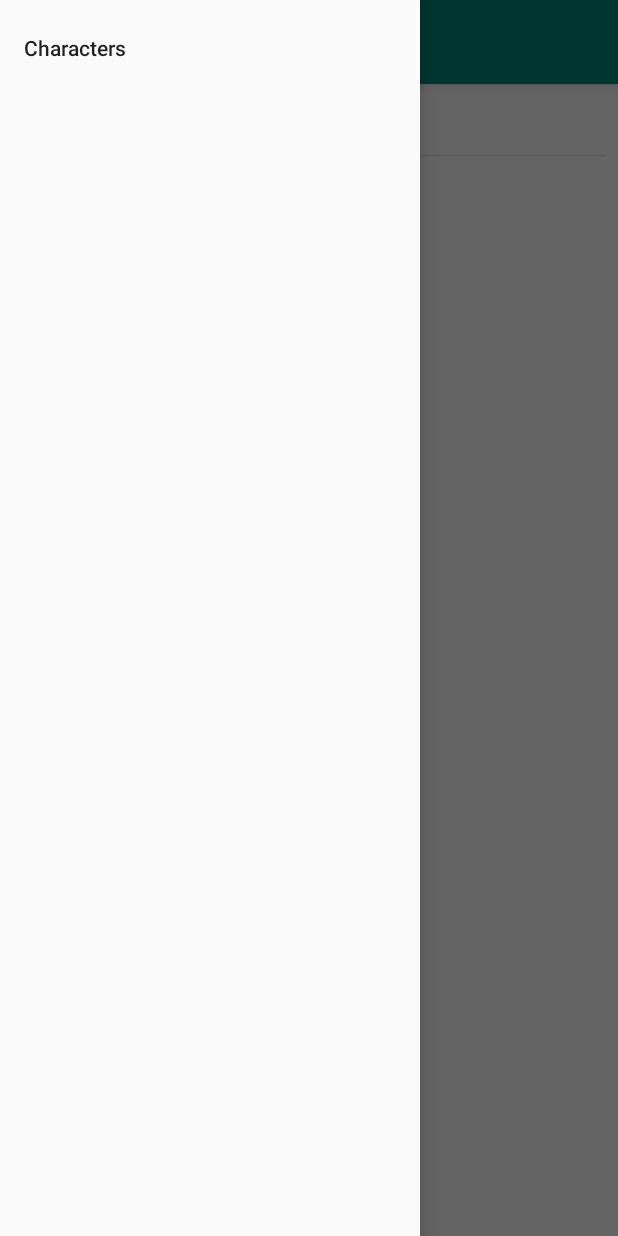
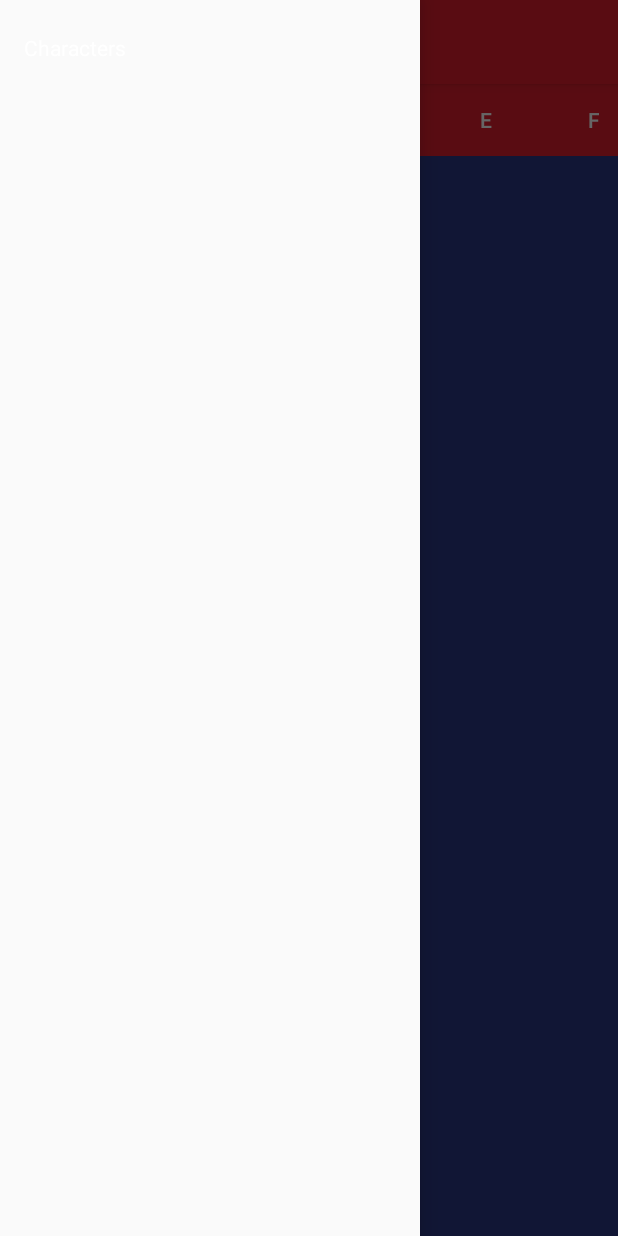
Before and after one commit to maxkorytko/marvy, an Android app: the screen it shows after launch (MainActivity), with the side drawer open, on a phone screen of 412 x 824 dp. Run offline under Robolectric (Android 15) with nearby library versions, the phone set to English and light mode, and no system bars; our stand-ins replace data binding.

Commit message:
Implement tabs

```diff
--- a/app/build.gradle
+++ b/app/build.gradle
@@ -36,7 +36,8 @@ dependencies {
     implementation 'androidx.appcompat:appcompat:1.1.0'
     implementation 'androidx.core:core-ktx:1.1.0'
     implementation 'androidx.constraintlayout:constraintlayout:1.1.3'
-    implementation 'com.google.android.material:material:1.0.0'
+    implementation 'com.google.android.material:material:1.2.0-alpha04'
+    implementation 'androidx.viewpager2:viewpager2:1.0.0'
 
     // Coroutines
     implementation "org.jetbrains.kotlinx:kotlinx-coroutines-core:$version_kotlin_coroutines"
--- a/app/src/main/java/com/maxk/marvy/view/MainActivity.kt
+++ b/app/src/main/java/com/maxk/marvy/view/MainActivity.kt
@@ -1,15 +1,21 @@
 package com.maxk.marvy.view
 
 import android.os.Bundle
+import androidx.activity.viewModels
 import androidx.appcompat.app.AppCompatActivity
 import androidx.databinding.DataBindingUtil
-import androidx.navigation.findNavController
-import androidx.navigation.ui.setupActionBarWithNavController
+import androidx.fragment.app.Fragment
+import androidx.fragment.app.FragmentActivity
+import androidx.viewpager2.adapter.FragmentStateAdapter
+import com.google.android.material.tabs.TabLayoutMediator
 import com.maxk.marvy.R
 import com.maxk.marvy.databinding.ActivityMainBinding
+import com.maxk.marvy.viewmodels.MainActivityViewModel
 
-class MainActivity : AppCompatActivity() {
+class MainActivity : FragmentActivity() {
     private lateinit var binding: ActivityMainBinding
+
+    private val viewModel: MainActivityViewModel by viewModels()
 
     override fun onCreate(savedInstanceState: Bundle?) {
         super.onCreate(savedInstanceState)
@@ -18,12 +24,24 @@ class MainActivity : AppCompatActivity() {
             R.layout.activity_main
         )
 
-        setSupportActionBar(binding.toolbar)
-        setupNavigationController()
+        binding.alphabetViewPager.adapter = ViewPagerAdapter(this)
+        setActionBar(binding.toolbar)
+        setupTabBar()
     }
 
-    private fun setupNavigationController() {
-        val navigationController = findNavController(R.id.nav_host_fragment)
-        setupActionBarWithNavController(navigationController, binding.drawerLayout)
+    private fun setupTabBar() {
+        val mediator = TabLayoutMediator(binding.tabs, binding.alphabetViewPager) { tab, position ->
+            tab.text = MainActivityViewModel.alphabet[position]
+        }
+        mediator.attach()
+    }
+
+    private inner class ViewPagerAdapter(activity: FragmentActivity):
+        FragmentStateAdapter(activity) {
+        override fun getItemCount(): Int = MainActivityViewModel.alphabet.size
+
+        override fun createFragment(position: Int): Fragment {
+            return MarvelCharactersFragment()
+        }
     }
 }
--- a/app/src/main/java/com/maxk/marvy/view/MarvelCharactersFragment.kt
+++ b/app/src/main/java/com/maxk/marvy/view/MarvelCharactersFragment.kt
@@ -26,7 +26,6 @@ class MarvelCharactersFragment : Fragment() {
 
         val binding = MarvelCharactersBinding.inflate(layoutInflater, container, false)
 
-        binding.searchView.isIconifiedByDefault = false
         binding.charactersList.adapter = adapter
         setupObservations()
 
--- /dev/null
+++ b/app/src/main/java/com/maxk/marvy/viewmodels/MainActivityViewModel.kt
@@ -0,0 +1,36 @@
+package com.maxk.marvy.viewmodels
+
+import androidx.lifecycle.ViewModel
+
+class MainActivityViewModel: ViewModel() {
+    companion object {
+        val alphabet = listOf(
+            "A",
+            "B",
+            "C",
+            "D",
+            "E",
+            "F",
+            "G",
+            "H",
+            "I",
+            "J",
+            "K",
+            "L",
+            "M",
+            "N",
+            "O",
+            "P",
+            "Q",
+            "R",
+            "S",
+            "T",
+            "U",
+            "V",
+            "W",
+            "X",
+            "Y",
+            "Z"
+        )
+    }
+}
--- a/app/src/main/res/layout/activity_main.xml
+++ b/app/src/main/res/layout/activity_main.xml
@@ -20,7 +20,7 @@
                 android:layout_height="wrap_content"
                 android:theme="@style/AppTheme.AppBarOverlay">
 
-                <androidx.appcompat.widget.Toolbar
+                <Toolbar
                     android:id="@+id/toolbar"
                     android:layout_width="match_parent"
                     android:layout_height="?attr/actionBarSize"
@@ -29,14 +29,27 @@
 
             </com.google.android.material.appbar.AppBarLayout>
 
-            <fragment
-                android:name="androidx.navigation.fragment.NavHostFragment"
-                android:id="@+id/nav_host_fragment"
+            <LinearLayout
                 android:layout_width="match_parent"
                 android:layout_height="match_parent"
-                app:layout_behavior="@string/appbar_scrolling_view_behavior"
-                app:defaultNavHost="true"
-                app:navGraph="@navigation/main_navigation"/>
+                android:orientation="vertical"
+                app:layout_behavior="@string/appbar_scrolling_view_behavior">
+
+                <com.google.android.material.tabs.TabLayout
+                    android:id="@+id/tabs"
+                    android:layout_width="match_parent"
+                    android:layout_height="wrap_content"
+                    android:background="?attr/colorPrimary"
+                    app:tabIndicatorColor="@color/primaryTextColor"
+                    app:tabMode="scrollable" />
+
+                <androidx.viewpager2.widget.ViewPager2
+                    android:id="@+id/alphabetViewPager"
+                    android:layout_width="match_parent"
+                    android:layout_height="0dp"
+                    android:layout_weight="1" />
+
+            </LinearLayout>
 
         </androidx.coordinatorlayout.widget.CoordinatorLayout>
 
--- a/app/src/main/res/layout/marvel_character_list_item.xml
+++ b/app/src/main/res/layout/marvel_character_list_item.xml
@@ -5,7 +5,8 @@
 
 <androidx.constraintlayout.widget.ConstraintLayout
     android:layout_width="match_parent"
-    android:layout_height="50dp">
+    android:layout_height="50dp"
+    tools:background="@color/secondaryColor">
 
     <TextView
         android:id="@+id/name"
@@ -15,6 +16,7 @@
         android:layout_marginTop="@dimen/margin"
         android:layout_marginEnd="@dimen/margin"
         android:layout_marginBottom="@dimen/margin"
+        android:textColor="?android:attr/textColorPrimary"
         app:layout_constraintBottom_toBottomOf="parent"
         app:layout_constraintEnd_toEndOf="parent"
         app:layout_constraintHorizontal_bias="0.0"
--- a/app/src/main/res/layout/marvel_characters.xml
+++ b/app/src/main/res/layout/marvel_characters.xml
@@ -1,6 +1,5 @@
 <?xml version="1.0" encoding="utf-8"?>
-<layout
-    xmlns:android="http://schemas.android.com/apk/res/android"
+<layout xmlns:android="http://schemas.android.com/apk/res/android"
     xmlns:app="http://schemas.android.com/apk/res-auto"
     xmlns:tools="http://schemas.android.com/tools">
 
@@ -8,33 +7,17 @@
         android:layout_width="match_parent"
         android:layout_height="match_parent">
 
-        <SearchView
-            android:id="@+id/search_view"
-            android:layout_width="match_parent"
-            android:layout_height="wrap_content"
-            app:layout_constraintEnd_toEndOf="parent"
-            app:layout_constraintStart_toStartOf="parent"
-            app:layout_constraintTop_toTopOf="parent"
-            tools:background="@android:color/darker_gray" />
-
         <androidx.recyclerview.widget.RecyclerView
             android:id="@+id/characters_list"
             android:layout_width="0dp"
             android:layout_height="0dp"
+            android:background="@color/secondaryColor"
             app:layoutManager="androidx.recyclerview.widget.LinearLayoutManager"
+            app:layout_constraintTop_toTopOf="parent"
             app:layout_constraintBottom_toBottomOf="parent"
             app:layout_constraintEnd_toEndOf="parent"
             app:layout_constraintStart_toStartOf="parent"
-            app:layout_constraintTop_toBottomOf="@+id/search_view" />
-
-        <TextView
-            android:layout_width="wrap_content"
-            android:layout_height="wrap_content"
-            android:text="@string/characters_list_empty"
-            app:layout_constraintBottom_toBottomOf="@+id/characters_list"
-            app:layout_constraintEnd_toEndOf="@+id/characters_list"
-            app:layout_constraintStart_toStartOf="@+id/characters_list"
-            app:layout_constraintTop_toBottomOf="@+id/search_view" />
+            tools:listitem="@layout/marvel_character_list_item" />
 
     </androidx.constraintlayout.widget.ConstraintLayout>
 
--- a/app/src/main/res/values/colors.xml
+++ b/app/src/main/res/values/colors.xml
@@ -1,6 +1,11 @@
 <?xml version="1.0" encoding="utf-8"?>
 <resources>
-    <color name="colorPrimary">#008577</color>
-    <color name="colorPrimaryDark">#00574B</color>
-    <color name="colorAccent">#D81B60</color>
+    <color name="primaryColor">#df1f2d</color>
+    <color name="primaryLightColor">#ff5e57</color>
+    <color name="primaryDarkColor">#a50005</color>
+    <color name="secondaryColor">#2b3784</color>
+    <color name="secondaryLightColor">#5e61b4</color>
+    <color name="secondaryDarkColor">#001256</color>
+    <color name="primaryTextColor">#ffffff</color>
+    <color name="secondaryTextColor">#ffffff</color>
 </resources>
--- a/app/src/main/res/values/styles.xml
+++ b/app/src/main/res/values/styles.xml
@@ -3,9 +3,11 @@
     <!-- Base application theme. -->
     <style name="AppTheme" parent="Theme.AppCompat.Light.DarkActionBar">
         <!-- Customize your theme here. -->
-        <item name="colorPrimary">@color/colorPrimary</item>
-        <item name="colorPrimaryDark">@color/colorPrimaryDark</item>
-        <item name="colorAccent">@color/colorAccent</item>
+        <item name="colorPrimary">@color/primaryColor</item>
+        <item name="colorPrimaryDark">@color/primaryDarkColor</item>
+        <item name="android:colorSecondary">@color/secondaryColor</item>
+        <item name="android:textColorPrimary">@color/primaryTextColor</item>
+        <item name="android:textColorSecondary">@color/secondaryTextColor</item>
     </style>
 
     <style name="AppTheme.NoActionBar">
```
Also changed, not shown: 1 other file.
